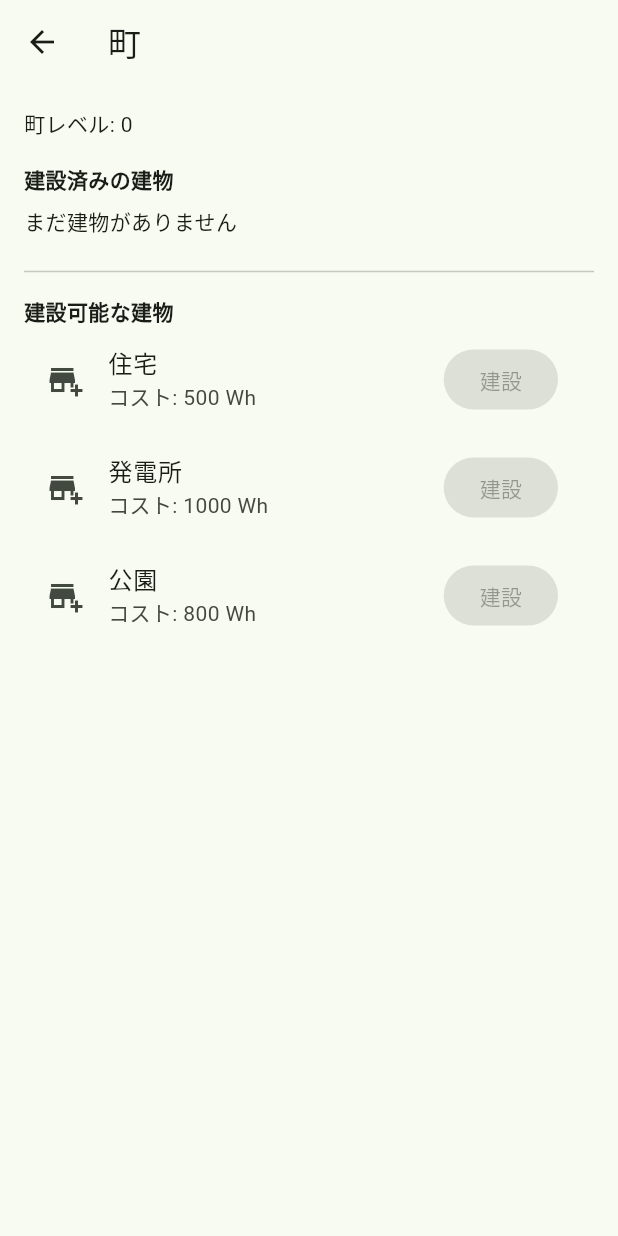
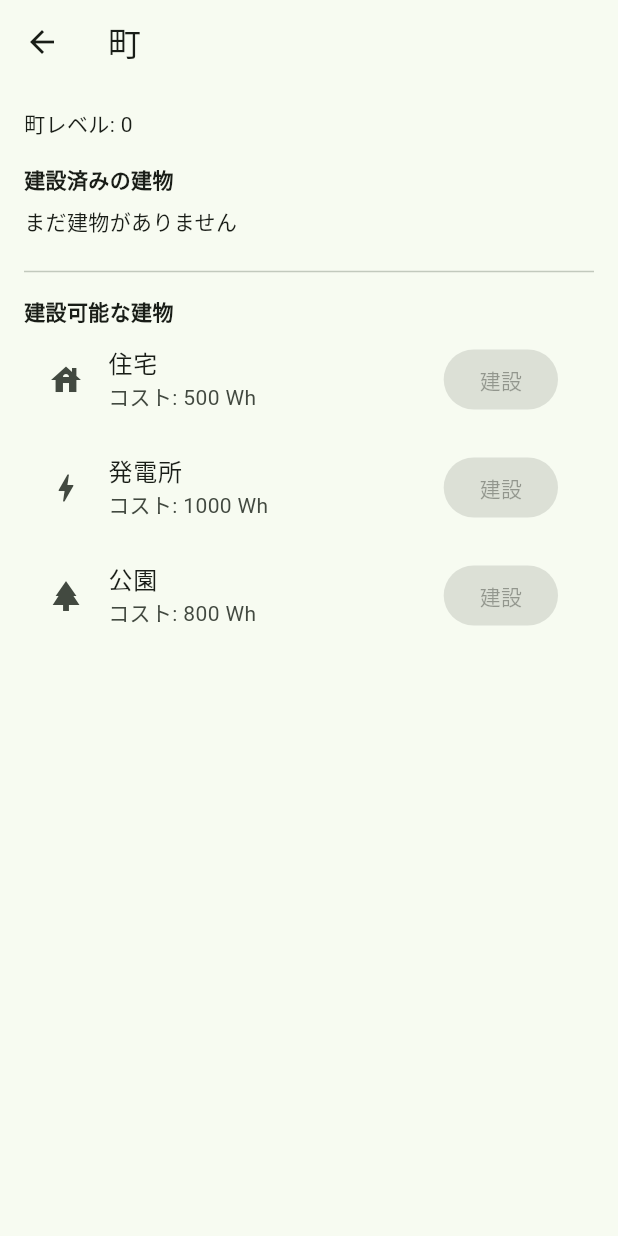
Before and after one commit to fukudak/pedometer-town, a Flutter app: the screen it shows after launch, after a tap on the "location city" icon, on a phone screen of 412 x 824 dp. Run offline on Flutter 3.47's test engine with Material 3 defaults, Android fonts, the phone set to English and light mode, and no system bars; our stand-ins replace geolocator, pedometer, permission_handler, shared_preferences; missing offline and left inert: health.

Commit message:
feat: 発電変換係数設定・建物アイコン改善
- PlayerSettings に energyCoefficient フィールドを追加し SharedPreferences に永続化
- 設定画面に発電変換係数スライダー＋テキスト入力を追加（0.001〜0.1）
- TownProvider が SettingsProvider からベース係数を読むよう変更
  （公園効果はユーザー設定係数に乗算される形で反映）
- BuildingDefinition に IconData フィールドを追加
  住宅→Icons.house / 発電所→Icons.bolt / 公園→Icons.park
- TownScreen の建物リストを種別ごとのアイコンに変更

Co-Authored-By: Claude Sonnet 4.6 <noreply@anthropic.com>

```diff
--- a/lib/app.dart
+++ b/lib/app.dart
@@ -38,7 +38,7 @@ class _PedometerTownAppState extends State<PedometerTownApp> {
       widget.healthService,
       _settingsProvider,
     );
-    _townProvider = TownProvider(storage, _energyProvider);
+    _townProvider = TownProvider(storage, _energyProvider, _settingsProvider);
     _energyProvider.setCoefficientSupplier(
       () => _townProvider.effectiveCoefficient,
     );
--- a/lib/constants/building_definitions.dart
+++ b/lib/constants/building_definitions.dart
@@ -1,15 +1,19 @@
+import 'package:flutter/material.dart';
+
 import '../domain/models/building.dart';
 
-/// 建物の静的定義（コスト・表示名・効果値）
+/// 建物の静的定義（コスト・表示名・アイコン・効果値）
 class BuildingDefinition {
   final BuildingType type;
   final String displayName;
   final double costWh;
+  final IconData icon;
 
   const BuildingDefinition({
     required this.type,
     required this.displayName,
     required this.costWh,
+    required this.icon,
   });
 }
 
@@ -27,16 +31,19 @@ class BuildingDefinitions {
       type: BuildingType.house,
       displayName: '住宅',
       costWh: 500.0,
+      icon: Icons.house,
     ),
     BuildingType.powerPlant: BuildingDefinition(
       type: BuildingType.powerPlant,
       displayName: '発電所',
       costWh: 1000.0,
+      icon: Icons.bolt,
     ),
     BuildingType.park: BuildingDefinition(
       type: BuildingType.park,
       displayName: '公園',
       costWh: 800.0,
+      icon: Icons.park,
     ),
   };
 
--- a/lib/constants/game_constants.dart
+++ b/lib/constants/game_constants.dart
@@ -2,8 +2,10 @@
 class GameConstants {
   GameConstants._();
 
-  /// 難易度係数（MVP: normal のみ）
+  /// 発電変換係数（歩数→エネルギー変換の基準倍率）
   static const double energyCoefficient = 0.01;
+  static const double minEnergyCoefficient = 0.001;
+  static const double maxEnergyCoefficient = 0.1;
 
   /// 体重の基準値 (kg)
   static const double referenceWeightKg = 70.0;
--- a/lib/data/local_storage.dart
+++ b/lib/data/local_storage.dart
@@ -18,6 +18,7 @@ class LocalStorage {
 
   static const _keyWeight = 'player_weight_kg';
   static const _keySpeed = 'player_default_speed_kmh';
+  static const _keyCoefficient = 'player_energy_coefficient';
   static const _keyBatteryStored = 'battery_stored_wh';
   static const _keyTownBuildings = 'town_buildings';
   static const _dailyRecordPrefix = 'daily_record_';
@@ -27,12 +28,15 @@ class LocalStorage {
       weightKg: _prefs.getDouble(_keyWeight) ?? GameConstants.defaultWeightKg,
       defaultSpeedKmh:
           _prefs.getDouble(_keySpeed) ?? GameConstants.defaultSpeedKmh,
+      energyCoefficient:
+          _prefs.getDouble(_keyCoefficient) ?? GameConstants.energyCoefficient,
     );
   }
 
   Future<void> savePlayerSettings(PlayerSettings settings) async {
     await _prefs.setDouble(_keyWeight, settings.weightKg);
     await _prefs.setDouble(_keySpeed, settings.defaultSpeedKmh);
+    await _prefs.setDouble(_keyCoefficient, settings.energyCoefficient);
   }
 
   /// 蓄電池容量は建物効果から都度算出するため永続化しない（容量は建物リストが真実の源）。
--- a/lib/domain/models/player_settings.dart
+++ b/lib/domain/models/player_settings.dart
@@ -1,13 +1,15 @@
 import '../../constants/game_constants.dart';
 
-/// プレイヤー設定（体重・デフォルト速度）
+/// プレイヤー設定（体重・歩行速度・発電変換係数）
 class PlayerSettings {
   final double weightKg;
   final double defaultSpeedKmh;
+  final double energyCoefficient;
 
   const PlayerSettings({
     this.weightKg = GameConstants.defaultWeightKg,
     this.defaultSpeedKmh = GameConstants.defaultSpeedKmh,
+    this.energyCoefficient = GameConstants.energyCoefficient,
   });
 
   static bool isValidWeight(double weightKg) =>
@@ -18,13 +20,19 @@ class PlayerSettings {
       speedKmh >= GameConstants.minSpeedKmh &&
       speedKmh <= GameConstants.maxSpeedKmh;
 
+  static bool isValidCoefficient(double coefficient) =>
+      coefficient >= GameConstants.minEnergyCoefficient &&
+      coefficient <= GameConstants.maxEnergyCoefficient;
+
   PlayerSettings copyWith({
     double? weightKg,
     double? defaultSpeedKmh,
+    double? energyCoefficient,
   }) {
     return PlayerSettings(
       weightKg: weightKg ?? this.weightKg,
       defaultSpeedKmh: defaultSpeedKmh ?? this.defaultSpeedKmh,
+      energyCoefficient: energyCoefficient ?? this.energyCoefficient,
     );
   }
 }
--- a/lib/providers/town_provider.dart
+++ b/lib/providers/town_provider.dart
@@ -6,15 +6,17 @@ import '../domain/models/building.dart';
 import '../domain/models/town_state.dart';
 import '../domain/town_logic.dart';
 import 'energy_provider.dart';
+import 'settings_provider.dart';
 
 /// 町（建物）の状態管理
 class TownProvider extends ChangeNotifier {
   final LocalStorage _storage;
   final EnergyProvider _energyProvider;
+  final SettingsProvider _settingsProvider;
 
   TownState _town;
 
-  TownProvider(this._storage, this._energyProvider)
+  TownProvider(this._storage, this._energyProvider, this._settingsProvider)
       : _town = _storage.loadTownState();
 
   TownState get town => _town;
@@ -25,9 +27,9 @@ class TownProvider extends ChangeNotifier {
         _town.buildings,
       );
 
-  /// エネルギー係数（建物効果込み）
+  /// エネルギー係数（ユーザー設定ベース × 建物効果）
   double get effectiveCoefficient => TownLogic.effectiveCoefficient(
-        GameConstants.energyCoefficient,
+        _settingsProvider.settings.energyCoefficient,
         _town.buildings,
       );
 
--- a/lib/screens/town_screen.dart
+++ b/lib/screens/town_screen.dart
@@ -43,10 +43,13 @@ class _TownScreenState extends State<TownScreen> {
             )
           else
             ...town.buildings.map(
-              (building) => ListTile(
-                leading: const Icon(Icons.location_city),
-                title: Text(BuildingDefinitions.of(building.type).displayName),
-              ),
+              (building) {
+                final def = BuildingDefinitions.of(building.type);
+                return ListTile(
+                  leading: Icon(def.icon),
+                  title: Text(def.displayName),
+                );
+              },
             ),
           const Divider(height: 32),
           const Text('建設可能な建物', style: TextStyle(fontWeight: FontWeight.bold)),
@@ -54,7 +57,7 @@ class _TownScreenState extends State<TownScreen> {
             final definition = BuildingDefinitions.of(type);
             final canBuild = townProvider.canBuild(type);
             return ListTile(
-              leading: const Icon(Icons.add_business),
+              leading: Icon(definition.icon),
               title: Text(definition.displayName),
               subtitle: Text('コスト: ${definition.costWh.toStringAsFixed(0)} Wh'),
               trailing: ElevatedButton(
```
Also changed, not shown: lib/providers/settings_provider.dart (+13 -1 lines), 2 other files.
